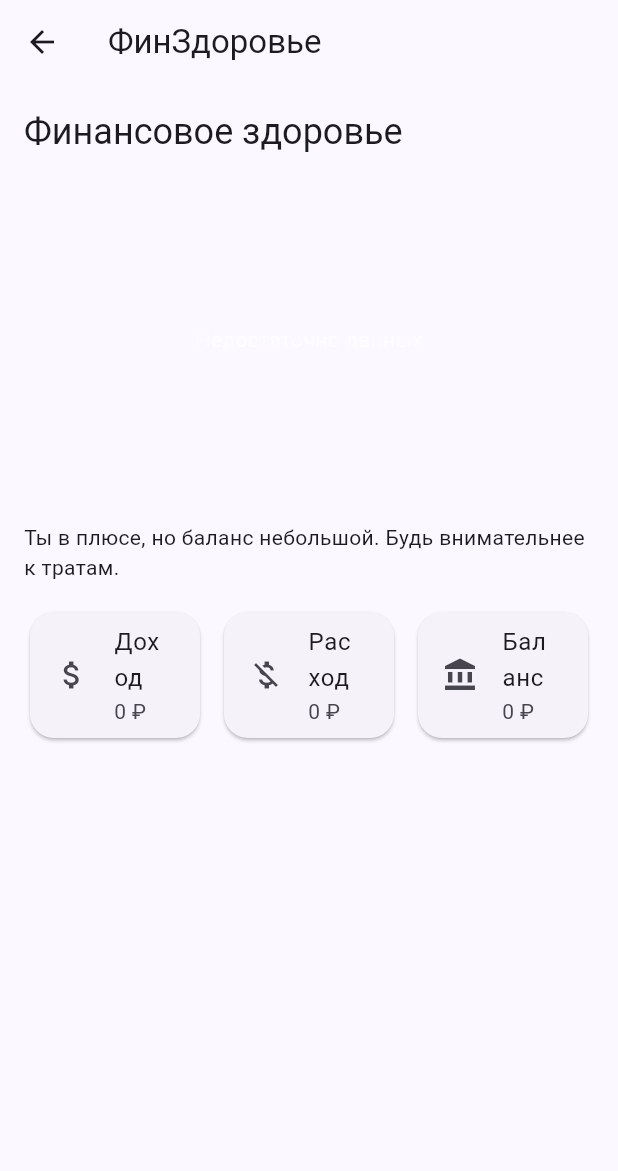
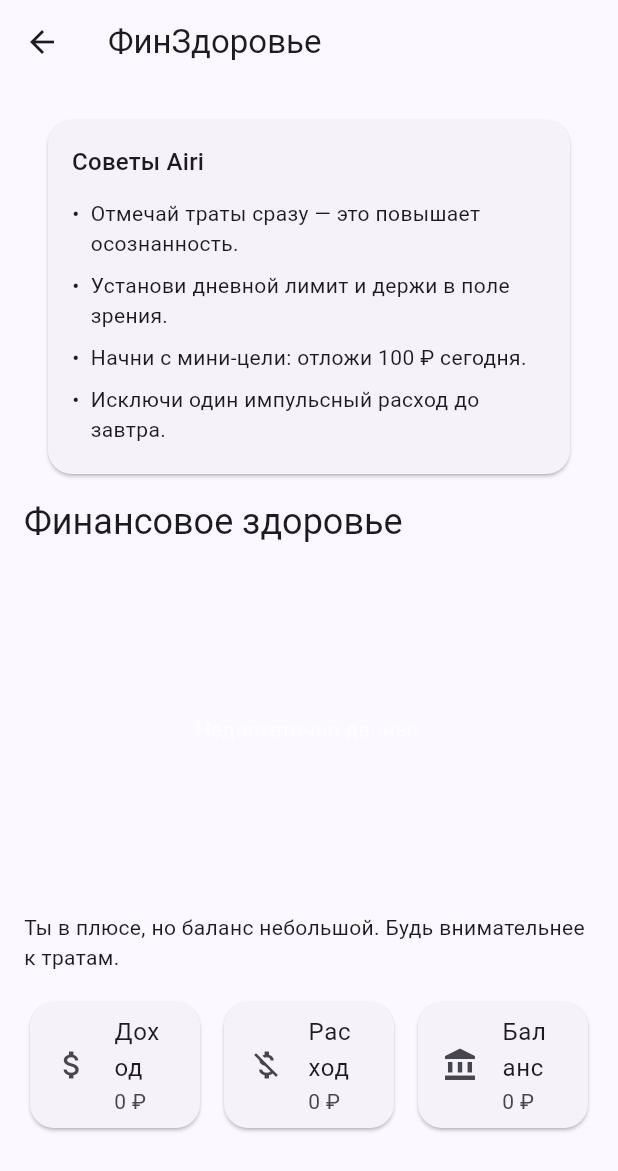
Before and after one commit to TurboVazbudatel/moneyquest_quest, a Flutter app: the HealthScreen screen opened directly, on a phone screen of 412 x 824 dp. Shown: the top 1171 px of the screen. Run offline on Flutter 3.47's test engine with Material 3 defaults, Android fonts, the phone set to English and light mode, and no system bars; our stand-ins replace firebase_auth, firebase_core, fl_chart, hive_flutter, share_plus, shared_preferences and 1 more; accounts and stored records are empty; statements that could not run were skipped.

Commit message:
feat(health): AiriAdviceService + advice panel on Health screen (MVP)

```diff
--- /dev/null
+++ b/lib/data/services/airi_advice_service.dart
@@ -0,0 +1,30 @@
+import 'package:moneyquest_quest/data/services/points_service.dart';
+
+class AiriAdviceService {
+  final PointsService _points = PointsService();
+
+  Future<List<String>> suggestions() async {
+    final pts = await _points.total();
+    final tips = <String>[
+      'Отмечай траты сразу — это повышает осознанность.',
+      'Установи дневной лимит и держи в поле зрения.',
+    ];
+    if (pts < 50) {
+      tips.addAll([
+        'Начни с мини-цели: отложи 100 ₽ сегодня.',
+        'Исключи один импульсный расход до завтра.',
+      ]);
+    } else if (pts < 200) {
+      tips.addAll([
+        'Выбери один челлендж на неделю и доведи до конца.',
+        'Сформируй «подушку безопасности» 5–10% от дохода.',
+      ]);
+    } else {
+      tips.addAll([
+        'Оптимизируй 1 подписку или тариф — проверь, за что платишь.',
+        'Перераспредели 10–15% трат в копилку целей.',
+      ]);
+    }
+    return tips;
+  }
+}
--- a/lib/features/health/presentation/health_screen.dart
+++ b/lib/features/health/presentation/health_screen.dart
@@ -1,4 +1,5 @@
 import 'package:flutter/material.dart';
+import 'package:moneyquest_quest/features/health/presentation/widgets/airi_advice_panel.dart';
 import '../../../data/services/budgets_service.dart';
 import 'widgets/health_trend_chart.dart';
 import 'package:fl_chart/fl_chart.dart';
@@ -68,6 +69,7 @@ class _HealthScreenState extends State<HealthScreen> {
               child: ListView(
                 padding: const EdgeInsets.all(16),
                 children: [
+          const AiriAdvicePanel(),
                   Text('Финансовое здоровье', style: Theme.of(context).textTheme.headlineSmall),
                   const SizedBox(height: 12),
                   // Новый плавный график с градиентом в стиле референса
--- /dev/null
+++ b/lib/features/health/presentation/widgets/airi_advice_panel.dart
@@ -0,0 +1,56 @@
+import 'package:flutter/material.dart';
+import 'package:moneyquest_quest/data/services/airi_advice_service.dart';
+
+class AiriAdvicePanel extends StatefulWidget {
+  const AiriAdvicePanel({super.key});
+
+  @override
+  State<AiriAdvicePanel> createState() => _AiriAdvicePanelState();
+}
+
+class _AiriAdvicePanelState extends State<AiriAdvicePanel> {
+  final _svc = AiriAdviceService();
+  late Future<List<String>> _load;
+
+  @override
+  void initState() {
+    super.initState();
+    _load = _svc.suggestions();
+  }
+
+  @override
+  Widget build(BuildContext context) {
+    final theme = Theme.of(context);
+    return FutureBuilder<List<String>>(
+      future: _load,
+      builder: (context, snap) {
+        final tips = snap.data ?? const <String>[];
+        return Card(
+          margin: const EdgeInsets.fromLTRB(16, 8, 16, 16),
+          child: Padding(
+            padding: const EdgeInsets.all(16),
+            child: tips.isEmpty
+                ? const SizedBox.shrink()
+                : Column(
+                    crossAxisAlignment: CrossAxisAlignment.start,
+                    children: [
+                      Text('Советы Airi', style: theme.textTheme.titleMedium),
+                      const SizedBox(height: 8),
+                      ...tips.map((t) => Padding(
+                            padding: const EdgeInsets.symmetric(vertical: 4),
+                            child: Row(
+                              crossAxisAlignment: CrossAxisAlignment.start,
+                              children: [
+                                const Text('•  '),
+                                Expanded(child: Text(t)),
+                              ],
+                            ),
+                          )),
+                    ],
+                  ),
+          ),
+        );
+      },
+    );
+  }
+}
```
Also changed, not shown: lib/data/services/battle_service.dart (added, +61 -0 lines), lib/data/services/challenges_service.dart (+35 -80 lines), lib/features/battle/presentation/budget_battle_screen.dart (+5 -4 lines), lib/features/challenges/presentation/challenges_list_screen.dart (added, +71 -0 lines).
